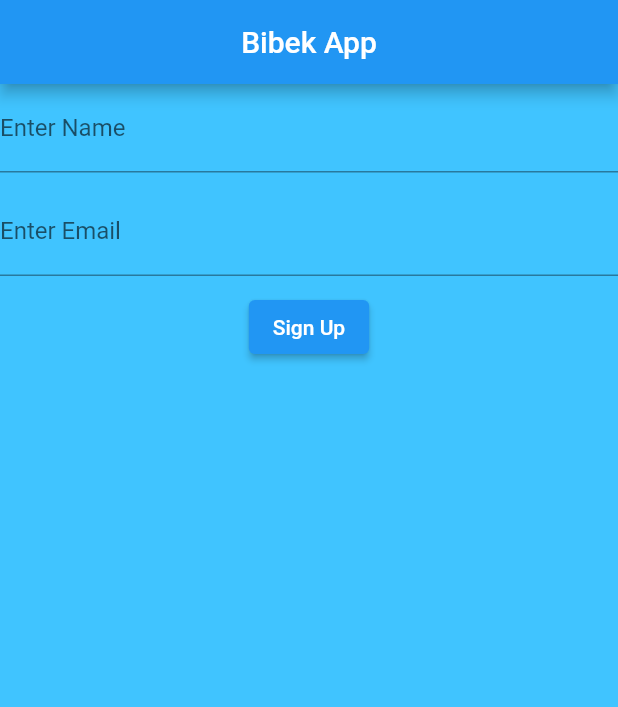
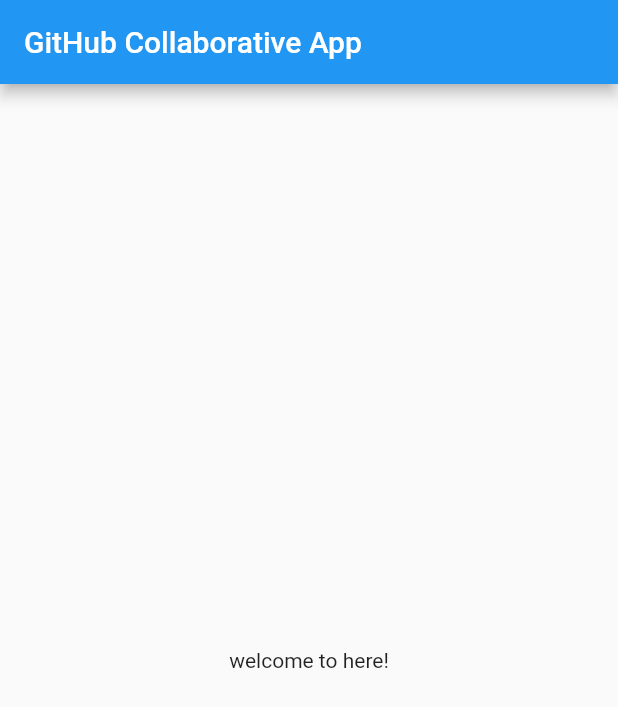
Before and after one commit to Babiyachaur09/bibek_app, a Flutter app: the screen it shows after launch, on a phone screen of 412 x 824 dp. Shown: the top 707 px of the screen. Run offline on Flutter 3.47's test engine with Material 2 defaults, Android fonts, the phone set to English and light mode, and no system bars.

Commit message:
second commit

```diff
--- a/lib/main.dart
+++ b/lib/main.dart
@@ -1,3 +1,4 @@
+import 'package:bibek_app/view/home_page.dart';
 import 'package:flutter/material.dart';
 
 void main(){
@@ -12,54 +13,8 @@
   Widget build(BuildContext context) {
     return MaterialApp(
       debugShowCheckedModeBanner: false,
-      home: HomeScreen(),
+      home: HomePage(),
 
     );
   }
 }
-
-class HomeScreen extends StatefulWidget {
-  const HomeScreen({ Key? key }) : super(key: key);
-
-  @override
-  _HomeScreenState createState() => _HomeScreenState();
-}
-
-class _HomeScreenState extends State<HomeScreen> {
-  @override
-  Widget build(BuildContext context) {
-    return Scaffold(
-      backgroundColor: Colors.lightBlueAccent,
-      appBar: AppBar(
-        title: Text('Bibek App'),
-        centerTitle: true,
-      ),
-      body: Center(
-        child: Column(
-          children: [
-            TextField(
-              decoration: InputDecoration(
-                labelText: 'Enter Name'
-              ),
-            ),
-
-            SizedBox(height: 10,),
-
-                        TextField(
-              decoration: InputDecoration(
-                labelText: 'Enter Email'
-              ),
-            ),
-
-            SizedBox(height: 10,),
-
-            ElevatedButton(onPressed: (){},
-            child: Text('Sign Up'))
-
-          ],
-        ),
-      )
-
-    );
-  }
-}
--- /dev/null
+++ b/lib/view/home_page.dart
@@ -0,0 +1,25 @@
+import 'package:flutter/material.dart';
+
+class HomePage extends StatefulWidget {
+  const HomePage({ Key? key }) : super(key: key);
+
+  @override
+  _HomePageState createState() => _HomePageState();
+}
+
+class _HomePageState extends State<HomePage> {
+  @override
+  Widget build(BuildContext context) {
+    return Scaffold(
+      appBar: AppBar(
+        title: Text('GitHub Collaborative App'),
+      ),
+
+      body: SafeArea(
+        child: Center(
+          child: Text('welcome to here!'),
+        )),
+
+    );
+  }
+}
```
